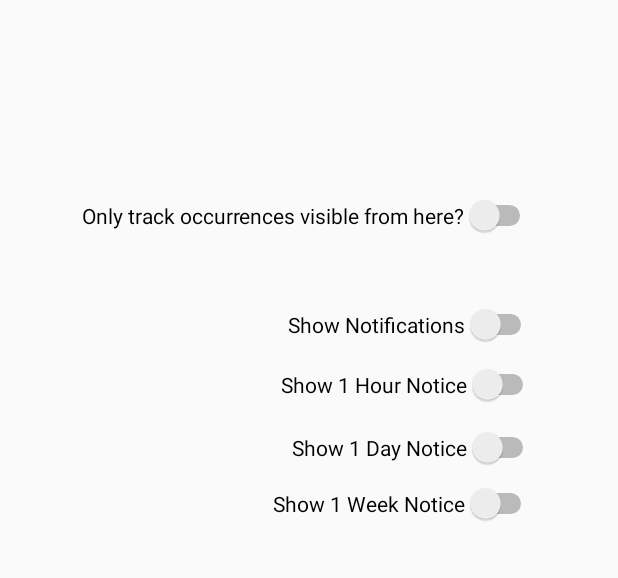
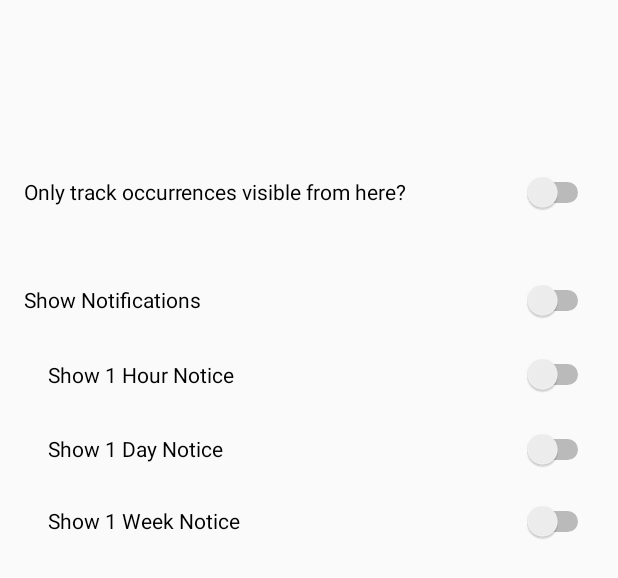
Before and after one commit to mdx97/pocket-astronomer, an Android app: the layout activity_settings.xml on its own in the app's theme, with its tools: preview values and no code run, on a phone screen of 412 x 824 dp. Shown: the top 578 px of the screen. Run offline under Robolectric (Android 15) with nearby library versions, the phone set to English and light mode, and no system bars.

Commit message:
Line up buttons/textviews and rework constraints

```diff
--- a/Astronomer/app/src/main/res/layout/activity_settings.xml
+++ b/Astronomer/app/src/main/res/layout/activity_settings.xml
@@ -6,66 +6,62 @@
     android:layout_height="match_parent">
 
     <Switch
-        android:id="@+id/switch1"
-        android:layout_width="wrap_content"
-        android:layout_height="wrap_content"
+        android:id="@+id/trackVisibleOnlySwitch"
+        android:layout_width="0dp"
+        android:layout_height="48dp"
+        android:layout_marginStart="16dp"
+        android:layout_marginTop="104dp"
+        android:layout_marginEnd="16dp"
         android:text="Only track occurrences visible from here?"
-        app:layout_constraintBottom_toBottomOf="parent"
         app:layout_constraintEnd_toEndOf="parent"
         app:layout_constraintStart_toStartOf="parent"
-        app:layout_constraintTop_toTopOf="parent"
-        app:layout_constraintVertical_bias="0.163" />
+        app:layout_constraintTop_toTopOf="parent" />
 
     <Switch
         android:id="@+id/notificationsSwitch"
-        android:layout_width="wrap_content"
-        android:layout_height="wrap_content"
+        android:layout_width="0dp"
+        android:layout_height="48dp"
+        android:layout_marginTop="24dp"
         android:onClick="noticesToggle"
         android:text="Show Notifications"
-        app:layout_constraintBottom_toBottomOf="parent"
-        app:layout_constraintEnd_toEndOf="parent"
+        app:layout_constraintEnd_toEndOf="@+id/trackVisibleOnlySwitch"
         app:layout_constraintHorizontal_bias="0.78"
-        app:layout_constraintStart_toStartOf="parent"
-        app:layout_constraintTop_toTopOf="parent"
-        app:layout_constraintVertical_bias="0.254" />
+        app:layout_constraintStart_toStartOf="@+id/trackVisibleOnlySwitch"
+        app:layout_constraintTop_toBottomOf="@+id/trackVisibleOnlySwitch" />
 
     <Switch
         android:id="@+id/weekNoticeSwitch"
-        android:layout_width="wrap_content"
-        android:layout_height="wrap_content"
+        android:layout_width="0dp"
+        android:layout_height="48dp"
+        android:layout_marginStart="16dp"
         android:onClick="subNoticesToggle"
         android:text="Show 1 Week Notice"
-        app:layout_constraintBottom_toBottomOf="parent"
-        app:layout_constraintEnd_toEndOf="parent"
-        app:layout_constraintHorizontal_bias="0.772"
-        app:layout_constraintStart_toStartOf="parent"
-        app:layout_constraintTop_toTopOf="parent"
-        app:layout_constraintVertical_bias="0.404" />
+        app:layout_constraintEnd_toEndOf="@+id/trackVisibleOnlySwitch"
+        app:layout_constraintHorizontal_bias="1.0"
+        app:layout_constraintStart_toStartOf="@+id/notificationsSwitch"
+        app:layout_constraintTop_toBottomOf="@+id/dayNoticeSwitch" />
 
     <Switch
         android:id="@+id/dayNoticeSwitch"
-        android:layout_width="wrap_content"
-        android:layout_height="wrap_content"
+        android:layout_width="0dp"
+        android:layout_height="48dp"
+        android:layout_marginStart="16dp"
         android:onClick="subNoticesToggle"
         android:text="Show 1 Day Notice"
-        app:layout_constraintBottom_toBottomOf="parent"
-        app:layout_constraintEnd_toEndOf="parent"
-        app:layout_constraintHorizontal_bias="0.786"
-        app:layout_constraintStart_toStartOf="parent"
-        app:layout_constraintTop_toTopOf="parent"
-        app:layout_constraintVertical_bias="0.357" />
+        app:layout_constraintEnd_toEndOf="@+id/trackVisibleOnlySwitch"
+        app:layout_constraintHorizontal_bias="0.0"
+        app:layout_constraintStart_toStartOf="@+id/notificationsSwitch"
+        app:layout_constraintTop_toBottomOf="@+id/hourNoticeSwitch" />
 
     <Switch
         android:id="@+id/hourNoticeSwitch"
-        android:layout_width="wrap_content"
-        android:layout_height="wrap_content"
+        android:layout_width="0dp"
+        android:layout_height="51dp"
+        android:layout_marginStart="16dp"
         android:onClick="subNoticesToggle"
         android:text="Show 1 Hour Notice"
-        app:layout_constraintBottom_toBottomOf="parent"
-        app:layout_constraintEnd_toEndOf="parent"
-        app:layout_constraintHorizontal_bias="0.78"
-        app:layout_constraintStart_toStartOf="parent"
-        app:layout_constraintTop_toTopOf="parent"
-        app:layout_constraintVertical_bias="0.305" />
+        app:layout_constraintEnd_toEndOf="@+id/trackVisibleOnlySwitch"
+        app:layout_constraintStart_toStartOf="@+id/notificationsSwitch"
+        app:layout_constraintTop_toBottomOf="@+id/notificationsSwitch" />
 
 </android.support.constraint.ConstraintLayout>
```
Also changed, not shown: Astronomer/app/src/main/res/layout/activity_locations.xml (+19 -18 lines), Astronomer/app/src/main/res/layout/activity_main.xml (+12 -18 lines).
